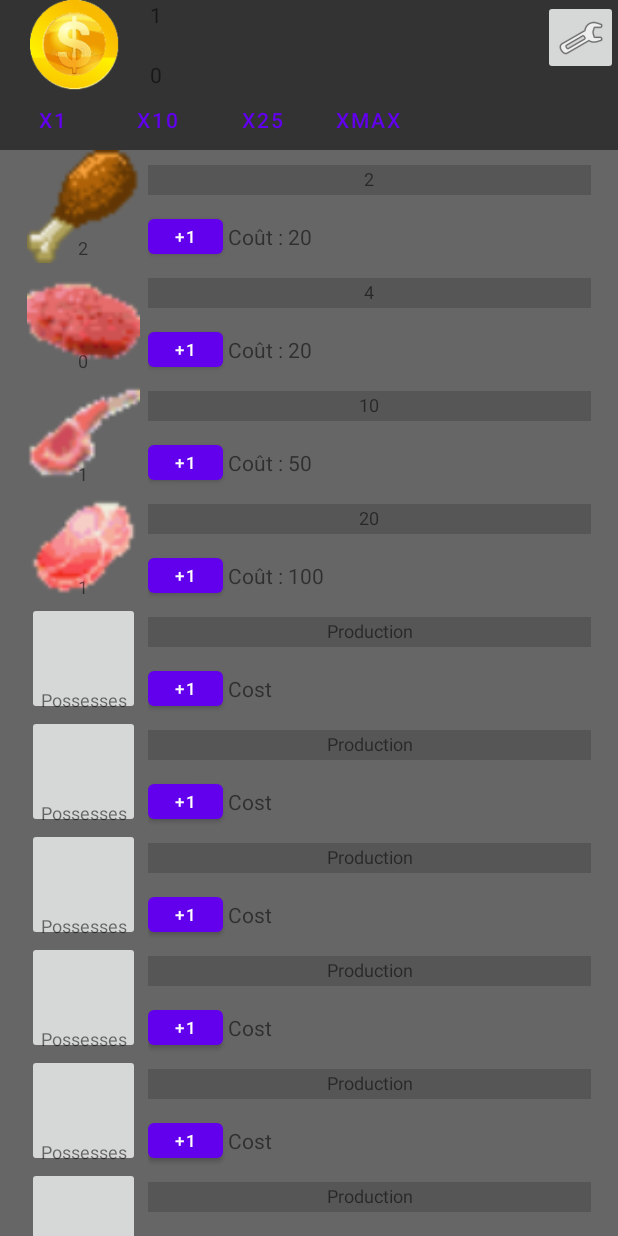
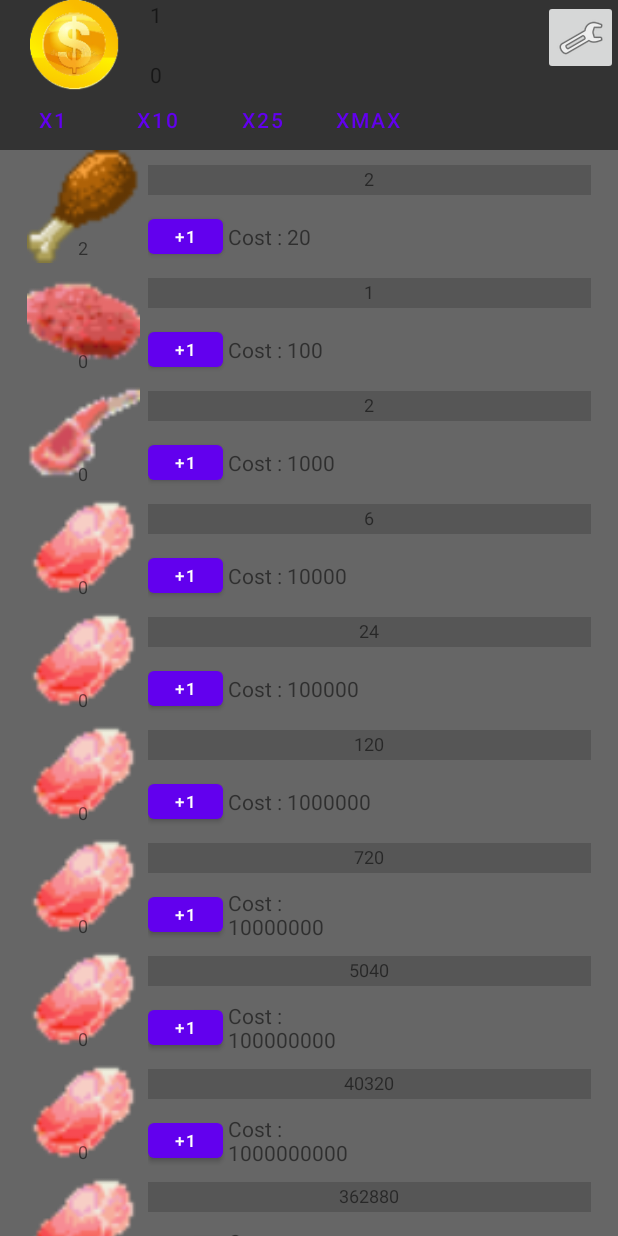
Before and after one commit to Amaroke/AmarokeClicker, an Android app: the screen it shows after launch (MainActivity), after a tap on "+1", on a phone screen of 412 x 824 dp. Run offline under Robolectric (Android 15) with nearby library versions, the phone set to English and light mode, and no system bars; 1 other tap on this screen came first.

Commit message:
Restructuration des modèles, de la récupération des vues et de la création des controllers.

```diff
--- a/app/build.gradle
+++ b/app/build.gradle
@@ -33,7 +33,8 @@ android {
 
 dependencies {
 
-    implementation 'androidx.core:core-ktx:1.9.0'
+    //noinspection GradleDependency
+    implementation 'androidx.core:core-ktx:1.8.0'
     implementation 'androidx.appcompat:appcompat:1.5.1'
     implementation 'com.google.android.material:material:1.6.1'
     implementation 'androidx.constraintlayout:constraintlayout:2.1.4'
--- a/app/src/main/java/com/example/makemoremeat/Jeu.kt
+++ b/app/src/main/java/com/example/makemoremeat/Jeu.kt
@@ -11,7 +11,7 @@ class Jeu : PropertyChangeAware() {
             newValue: Any -> propertyChangeSupport.firePropertyChange(property.name, oldValue, newValue)
     }
 
-    var money: Int by Delegates.observable(0, observer)
+    var money: Long by Delegates.observable(0, observer)
     var moneyPerSecond = 0
     var fastUP = 1 // 1 = x1, 2 = x10, 3 = x25, 4 = xMax
 
--- a/app/src/main/java/com/example/makemoremeat/MainActivity.kt
+++ b/app/src/main/java/com/example/makemoremeat/MainActivity.kt
@@ -3,12 +3,12 @@ package com.example.makemoremeat
 import android.os.Bundle
 import android.view.View
 import android.view.Window
+import android.widget.LinearLayout
 import androidx.appcompat.app.AppCompatActivity
-import com.example.makemoremeat.production.controllers.ControllerProduction
-import com.example.makemoremeat.production.models.Beef
-import com.example.makemoremeat.production.models.Chicken
-import com.example.makemoremeat.production.models.Mutton
-import com.example.makemoremeat.production.models.Pork
+import androidx.core.view.children
+import com.example.makemoremeat.production.ControllerProduction
+import com.example.makemoremeat.production.ModelProduction
+import kotlin.math.pow
 
 class MainActivity : AppCompatActivity() {
 
@@ -16,28 +16,15 @@ class MainActivity : AppCompatActivity() {
 
     //Views
     private lateinit var viewHeader: View
-    private lateinit var viewChicken: View
-    private lateinit var viewBeef: View
-    private lateinit var viewMutton: View
-    private lateinit var viewPork: View
-    private lateinit var viewRabbit: View
-    private lateinit var viewHorse: View
-    private lateinit var viewCaribou: View
-    private lateinit var viewFish: View
-    private lateinit var viewDog: View
-    private lateinit var viewElephant: View
-    private lateinit var viewBugs: View
-    private lateinit var viewVegan: View
-    private lateinit var viewCultured: View
+    private lateinit var viewsProduction: Sequence<View>
     private lateinit var viewFooter: View
 
     //Controllers
-    private lateinit var controllerProduction: ControllerProduction
     private lateinit var controllerHeader: ControllerHeader
 
     override fun onCreate(savedInstanceState: Bundle?) {
         super.onCreate(savedInstanceState)
-        //Retrait de la barre de titre
+        //Removing the title bar
         this.requestWindowFeature(Window.FEATURE_NO_TITLE)
         this.supportActionBar?.hide()
         this.setContentView(R.layout.activity_main)
@@ -46,28 +33,43 @@ class MainActivity : AppCompatActivity() {
             controllerHeader.refresh()
         }
 
-        //On récupère les vues
         viewHeader = this.findViewById(R.id.header)
-        viewChicken = this.findViewById(R.id.chicken)
-        viewBeef = this.findViewById(R.id.beef)
-        viewMutton = this.findViewById(R.id.mutton)
-        viewPork = this.findViewById(R.id.pork)
-        viewRabbit = this.findViewById(R.id.rabbit)
-        viewHorse = this.findViewById(R.id.horse)
-        viewCaribou = this.findViewById(R.id.caribou)
-        viewFish = this.findViewById(R.id.fish)
-        viewDog = this.findViewById(R.id.dog)
-        viewElephant = this.findViewById(R.id.elephant)
-        viewBugs = this.findViewById(R.id.bugs)
-        viewVegan = this.findViewById(R.id.vegan)
-        viewCultured = this.findViewById(R.id.cultured)
+        controllerHeader = ControllerHeader(jeu, viewHeader)
+
+        viewsProduction = this.findViewById<LinearLayout>(R.id.productionsList).children
+        val imgArray = intArrayOf(
+            R.drawable.chicken,
+            R.drawable.beef,
+            R.drawable.mutton,
+            R.drawable.pork,
+            R.drawable.pork,
+            R.drawable.pork,
+            R.drawable.pork,
+            R.drawable.pork,
+            R.drawable.pork,
+            R.drawable.pork,
+            R.drawable.pork,
+            R.drawable.pork,
+            R.drawable.pork
+        )
+
+        for ((index, value) in viewsProduction.withIndex()) {
+            ControllerProduction(
+                this,
+                jeu,
+                value,
+                ModelProduction(
+                    if (index == 0) 1 else 0,
+                    10.0.pow((index+1).toDouble()).toLong(),
+                    (1..index).fold(1, Int::times).toLong(),
+                    (1..index).fold(1, Int::times),
+                    imgArray[index]
+                )
+            )
+        }
+
         viewFooter = this.findViewById(R.id.footer)
-
-        controllerProduction = ControllerProduction(jeu, viewChicken, Chicken())
-        controllerProduction = ControllerProduction(jeu, viewBeef, Beef())
-        controllerProduction = ControllerProduction(jeu, viewMutton, Mutton())
-        controllerProduction = ControllerProduction(jeu, viewPork, Pork())
-        controllerHeader = ControllerHeader(jeu, viewHeader)
     }
 
+
 }
--- a/app/src/main/java/com/example/makemoremeat/production/controllers/ControllerProduction.kt
+++ b/app/src/main/java/com/example/makemoremeat/production/ControllerProduction.kt
@@ -1,5 +1,6 @@
-package com.example.makemoremeat.production.controllers
+package com.example.makemoremeat.production
 
+import android.content.Context
 import android.view.View
 import android.widget.Button
 import android.widget.ImageButton
@@ -7,9 +8,8 @@ import android.widget.ProgressBar
 import android.widget.TextView
 import com.example.makemoremeat.Jeu
 import com.example.makemoremeat.R
-import com.example.makemoremeat.production.models.Production
 
-class ControllerProduction(jeu: Jeu, viewChicken: View, private val production: Production) {
+class ControllerProduction(private val context: Context, jeu: Jeu, viewChicken: View, private val production: ModelProduction) {
 
     private var startProduction: ImageButton = viewChicken.findViewById(R.id.imageButtonProduction)
     private var possesses: TextView = viewChicken.findViewById(R.id.textViewPossesses)
@@ -62,7 +62,7 @@ class ControllerProduction(jeu: Jeu, viewChicken: View, private val production:
     private fun refresh() {
         possesses.text = production.numberPossessed.toString()
         textProduction.text = production.actualProduction.toString()
-        upgradeCostProduction.text = "Coût : " + production.actualCost.toString()
+        upgradeCostProduction.text = context.getString(R.string.costValue, production.actualCost)
     }
 
 }
--- /dev/null
+++ b/app/src/main/java/com/example/makemoremeat/production/ModelProduction.kt
@@ -0,0 +1,21 @@
+package com.example.makemoremeat.production
+
+class ModelProduction(
+    initialNumber: Int,
+    initialCost: Long,
+    initialProduction: Long,
+    initialProductionTime: Int,
+    val image: Int
+) {
+
+    var actualCost = initialCost
+    var actualProduction = initialProduction
+    var actualProductionTime = initialProductionTime
+    var numberPossessed = initialNumber
+
+    fun upgradeProduction() {
+        numberPossessed++
+        actualProduction++
+        actualCost += 10
+    }
+}
--- a/app/src/main/java/com/example/makemoremeat/production/models/Beef.kt
+++ /dev/null
@@ -1,18 +0,0 @@
-package com.example.makemoremeat.production.models
-
-import com.example.makemoremeat.R
-
-class Beef : Production(20, 4, 10, R.drawable.beef) {
-
-    init {
-        numberPossessed = 0
-    }
-
-    override fun upgradeProduction() {
-        numberPossessed++
-        actualProduction++
-        actualCost += 10
-    }
-
-
-}
--- a/app/src/main/java/com/example/makemoremeat/production/models/Chicken.kt
+++ /dev/null
@@ -1,18 +0,0 @@
-package com.example.makemoremeat.production.models
-
-import com.example.makemoremeat.R
-
-class Chicken : Production(10, 1, 5, R.drawable.chicken) {
-
-    init {
-        numberPossessed = 1
-    }
-
-    override fun upgradeProduction() {
-        numberPossessed++
-        actualProduction++
-        actualCost += 10
-    }
-
-
-}
--- a/app/src/main/java/com/example/makemoremeat/production/models/Mutton.kt
+++ /dev/null
@@ -1,18 +0,0 @@
-package com.example.makemoremeat.production.models
-
-import com.example.makemoremeat.R
-
-class Mutton : Production(50, 10, 20, R.drawable.mutton) {
-
-    init {
-        numberPossessed = 1
-    }
-
-    override fun upgradeProduction() {
-        numberPossessed++
-        actualProduction++
-        actualCost += 10
-    }
-
-
-}
--- a/app/src/main/java/com/example/makemoremeat/production/models/Pork.kt
+++ /dev/null
@@ -1,18 +0,0 @@
-package com.example.makemoremeat.production.models
-
-import com.example.makemoremeat.R
-
-class Pork : Production(100, 20, 30, R.drawable.pork) {
-
-    init {
-        numberPossessed = 1
-    }
-
-    override fun upgradeProduction() {
-        numberPossessed++
-        actualProduction++
-        actualCost += 10
-    }
-
-
-}
--- a/app/src/main/java/com/example/makemoremeat/production/models/Production.kt
+++ /dev/null
@@ -1,11 +0,0 @@
-package com.example.makemoremeat.production.models
-
-abstract class Production(initialCost: Int, initialProduction: Int, initialProductionTime: Int, val image: Int) {
-    abstract fun upgradeProduction()
-
-    var actualCost = initialCost
-    var actualProduction = initialProduction
-    var actualProductionTime = initialProductionTime
-    var numberPossessed = 0
-
-}
--- a/app/src/main/res/layout/activity_main.xml
+++ b/app/src/main/res/layout/activity_main.xml
@@ -26,6 +26,7 @@
             android:layout_height="match_parent">
 
             <LinearLayout
+                android:id="@+id/productionsList"
                 android:layout_width="match_parent"
                 android:layout_height="wrap_content"
                 android:orientation="vertical">
@@ -97,7 +98,7 @@
                     android:layout_height="match_parent" />
 
                 <include
-                    android:id="@+id/vegan"
+                    android:id="@+id/vegans"
                     layout="@layout/production"
                     android:layout_width="match_parent"
                     android:layout_height="match_parent" />
--- a/app/src/main/res/values/strings.xml
+++ b/app/src/main/res/values/strings.xml
@@ -1,5 +1,5 @@
 <resources>
-    <string name="app_name">Amaroke Clicker</string>
+    <string name="app_name">Make More Meat</string>
     <string name="coins">coins</string>
     <string name="possesses">Possesses</string>
     <string name="production">Production</string>
@@ -14,4 +14,5 @@
     <string name="x1">x1</string>
     <string name="mps">MPS</string>
     <string name="money">Money</string>
+    <string name="costValue">Cost : %1d</string>
 </resources>
```
Also changed, not shown: 1 other file.
